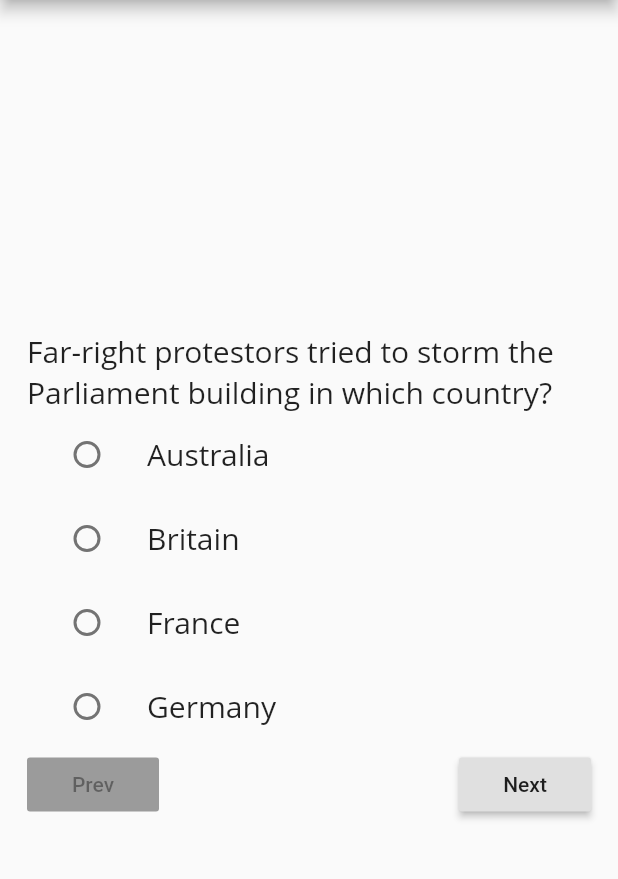
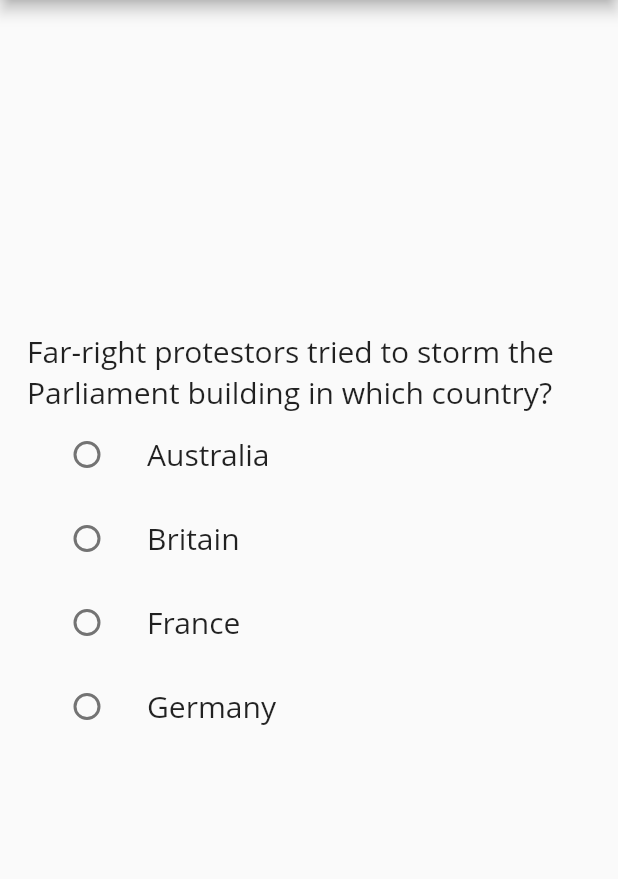
Before and after one commit to AjaySankar/assignment1, a Flutter app: the QuizCard screen opened directly, on a phone screen of 412 x 824 dp, the part 84-963 px from its top. Run offline on Flutter 3.47's test engine with Material 2 defaults, Android fonts, the phone set to English and light mode, and no system bars; our stand-ins replace shared_preferences; accounts and stored records are empty; Roboto replaces fonts that are missing (Open Sans).

Commit message:
Removed Prev and show Next on selecting an option

```diff
--- a/lib/main.dart
+++ b/lib/main.dart
@@ -412,18 +412,11 @@ class QuizCardState extends State<QuizCard> {
                       },
                     ),)).toList(),
                     Row (
-                      mainAxisAlignment: MainAxisAlignment.spaceBetween,
+                      mainAxisAlignment: MainAxisAlignment.center,
                       children: [
-                        RaisedButton(
-                          onPressed: _questionId >= 1 ? () {
-                            setState(() {
-                              _didUserAnswer = QuizManager().getMyGuess(_questionId-1).length > 0;
-                              _questionId = _questionId - 1;
-                            });
-                          } : null,
-                          child: Text('Prev')
-                        ),
-                        RaisedButton(
+                        Opacity(
+                          opacity: _didUserAnswer ? 1.0 : 0.0,
+                          child: RaisedButton(
                             onPressed: _questionId == QuizManager().getNumberOfQuestions()-1 ? ( // If this is the last question
                                 _didUserAnswer ? () {  // If User has answered the last question, then on click show his score.
                                   Navigator.pop(context, QuizManager().getScore());
@@ -435,6 +428,7 @@ class QuizCardState extends State<QuizCard> {
                               });
                             },
                             child: Text(_questionId == QuizManager().getNumberOfQuestions()-1 && _didUserAnswer ? 'End' : 'Next')
+                          ),
                         )
                       ],
                     )
```
Lines whose indentation alone changed are shown as unchanged.
